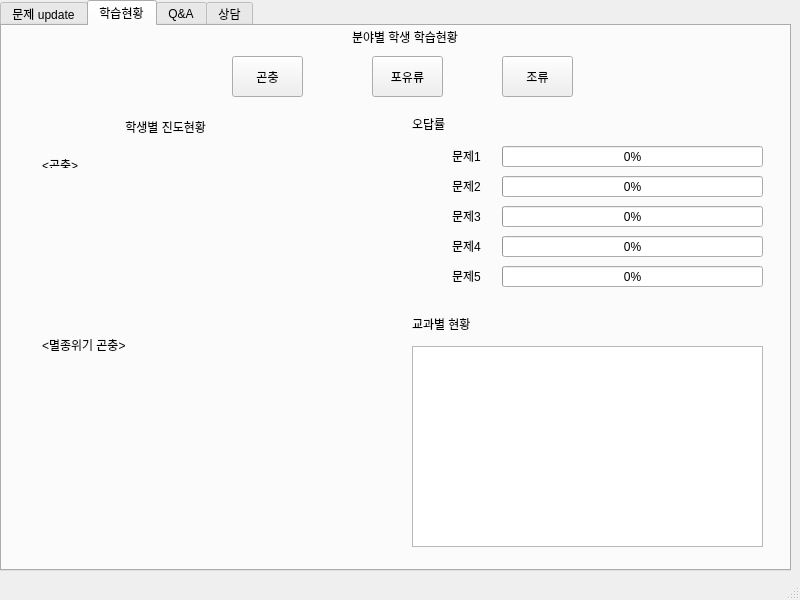
dustn011/EducationApplication, file teacher.ui: the form before one commit.
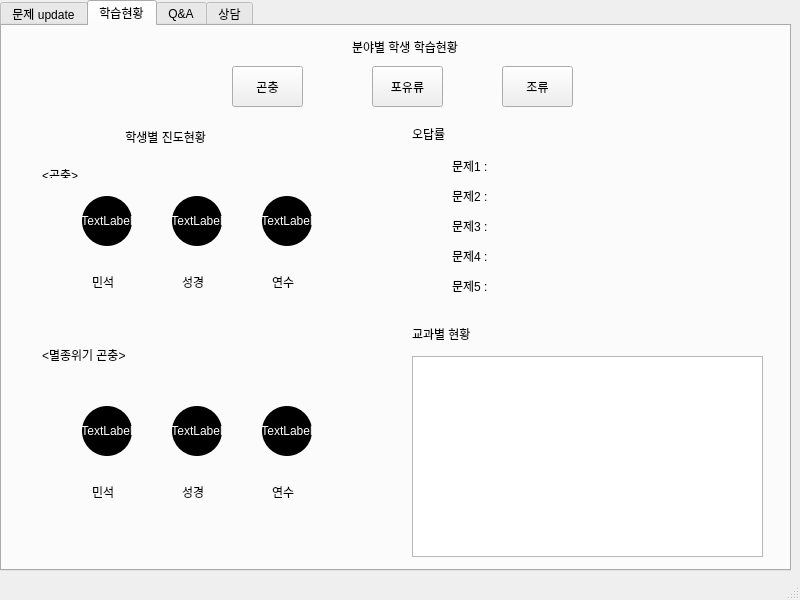
The form after the commit. The open tabs and pages were chosen to show the change.

Commit message: 선생추가

What changed in the file:
```diff
--- a/teacher.ui
+++ b/teacher.ui
@@ -250,7 +250,7 @@
         <property name="geometry">
          <rect>
           <x>230</x>
-          <y>30</y>
+          <y>40</y>
           <width>71</width>
           <height>41</height>
          </rect>
@@ -263,7 +263,7 @@
         <property name="geometry">
          <rect>
           <x>370</x>
-          <y>30</y>
+          <y>40</y>
           <width>71</width>
           <height>41</height>
          </rect>
@@ -276,7 +276,7 @@
         <property name="geometry">
          <rect>
           <x>500</x>
-          <y>30</y>
+          <y>40</y>
           <width>71</width>
           <height>41</height>
          </rect>
@@ -289,7 +289,7 @@
         <property name="geometry">
          <rect>
           <x>350</x>
-          <y>0</y>
+          <y>10</y>
           <width>231</width>
           <height>21</height>
          </rect>
@@ -302,7 +302,7 @@
         <property name="geometry">
          <rect>
           <x>10</x>
-          <y>70</y>
+          <y>80</y>
           <width>771</width>
           <height>491</height>
          </rect>
@@ -443,45 +443,6 @@
            <string>&lt;멸종위기 곤충&gt;</string>
           </property>
          </widget>
-         <widget class="QProgressBar" name="Q1">
-          <property name="geometry">
-           <rect>
-            <x>490</x>
-            <y>50</y>
-            <width>261</width>
-            <height>21</height>
-           </rect>
-          </property>
-          <property name="value">
-           <number>0</number>
-          </property>
-         </widget>
-         <widget class="QProgressBar" name="Q2">
-          <property name="geometry">
-           <rect>
-            <x>490</x>
-            <y>80</y>
-            <width>261</width>
-            <height>21</height>
-           </rect>
-          </property>
-          <property name="value">
-           <number>0</number>
-          </property>
-         </widget>
-         <widget class="QProgressBar" name="Q3">
-          <property name="geometry">
-           <rect>
-            <x>490</x>
-            <y>110</y>
-            <width>261</width>
-            <height>21</height>
-           </rect>
-          </property>
-          <property name="value">
-           <number>0</number>
-          </property>
-         </widget>
          <widget class="QLabel" name="label_28">
           <property name="geometry">
            <rect>
@@ -492,36 +453,7 @@
            </rect>
           </property>
           <property name="text">
-           <string>문제1</string>
-          </property>
-         </widget>
-         <widget class="QProgressBar" name="Q4">
-          <property name="geometry">
-           <rect>
-            <x>490</x>
-            <y>140</y>
-            <width>261</width>
-            <height>21</height>
-           </rect>
-          </property>
-          <property name="value">
-           <number>0</number>
-          </property>
-         </widget>
-         <widget class="QProgressBar" name="Q5">
-          <property name="geometry">
-           <rect>
-            <x>490</x>
-            <y>170</y>
-            <width>261</width>
-            <height>21</height>
-           </rect>
-          </property>
-          <property name="accessibleName">
-           <string/>
-          </property>
-          <property name="value">
-           <number>0</number>
+           <string>문제1 :</string>
           </property>
          </widget>
          <widget class="QLabel" name="label_29">
@@ -534,7 +466,7 @@
            </rect>
           </property>
           <property name="text">
-           <string>문제2</string>
+           <string>문제2 :</string>
           </property>
          </widget>
          <widget class="QLabel" name="label_30">
@@ -547,7 +479,7 @@
            </rect>
           </property>
           <property name="text">
-           <string>문제4</string>
+           <string>문제4 :</string>
           </property>
          </widget>
          <widget class="QLabel" name="label_31">
@@ -560,7 +492,7 @@
            </rect>
           </property>
           <property name="text">
-           <string>문제3</string>
+           <string>문제3 :</string>
           </property>
          </widget>
          <widget class="QLabel" name="label_32">
@@ -573,7 +505,288 @@
            </rect>
           </property>
           <property name="text">
-           <string>문제5</string>
+           <string>문제5 :</string>
+          </property>
+         </widget>
+         <widget class="QLabel" name="Q1">
+          <property name="geometry">
+           <rect>
+            <x>500</x>
+            <y>50</y>
+            <width>191</width>
+            <height>21</height>
+           </rect>
+          </property>
+          <property name="text">
+           <string/>
+          </property>
+         </widget>
+         <widget class="QLabel" name="Q2">
+          <property name="geometry">
+           <rect>
+            <x>500</x>
+            <y>80</y>
+            <width>191</width>
+            <height>21</height>
+           </rect>
+          </property>
+          <property name="text">
+           <string/>
+          </property>
+         </widget>
+         <widget class="QLabel" name="Q3">
+          <property name="geometry">
+           <rect>
+            <x>500</x>
+            <y>110</y>
+            <width>191</width>
+            <height>21</height>
+           </rect>
+          </property>
+          <property name="text">
+           <string/>
+          </property>
+         </widget>
+         <widget class="QLabel" name="Q4">
+          <property name="geometry">
+           <rect>
+            <x>500</x>
+            <y>140</y>
+            <width>191</width>
+            <height>21</height>
+           </rect>
+          </property>
+          <property name="text">
+           <string/>
+          </property>
+         </widget>
+         <widget class="QLabel" name="Q5">
+          <property name="geometry">
+           <rect>
+            <x>500</x>
+            <y>170</y>
+            <width>191</width>
+            <height>21</height>
+           </rect>
+          </property>
+          <property name="text">
+           <string/>
+          </property>
+         </widget>
+         <widget class="QLabel" name="insect_m">
+          <property name="geometry">
+           <rect>
+            <x>70</x>
+            <y>90</y>
+            <width>50</width>
+            <height>50</height>
+           </rect>
+          </property>
+          <property name="styleSheet">
+           <string notr="true">QLabel{
+    background-color: black;
+	color:white;
+    border-radius: 25px;
+}</string>
+          </property>
+          <property name="text">
+           <string>TextLabel</string>
+          </property>
+          <property name="alignment">
+           <set>Qt::AlignCenter</set>
+          </property>
+         </widget>
+         <widget class="QLabel" name="insect_s">
+          <property name="geometry">
+           <rect>
+            <x>160</x>
+            <y>90</y>
+            <width>50</width>
+            <height>50</height>
+           </rect>
+          </property>
+          <property name="styleSheet">
+           <string notr="true">QLabel{
+    background-color: black;
+	color:white;
+    border-radius: 25px;
+}</string>
+          </property>
+          <property name="text">
+           <string>TextLabel</string>
+          </property>
+          <property name="alignment">
+           <set>Qt::AlignCenter</set>
+          </property>
+         </widget>
+         <widget class="QLabel" name="insect_y">
+          <property name="geometry">
+           <rect>
+            <x>250</x>
+            <y>90</y>
+            <width>50</width>
+            <height>50</height>
+           </rect>
+          </property>
+          <property name="styleSheet">
+           <string notr="true">QLabel{
+    background-color: black;
+	color:white;
+    border-radius: 25px;
+}</string>
+          </property>
+          <property name="text">
+           <string>TextLabel</string>
+          </property>
+          <property name="alignment">
+           <set>Qt::AlignCenter</set>
+          </property>
+         </widget>
+         <widget class="QLabel" name="in_m">
+          <property name="geometry">
+           <rect>
+            <x>70</x>
+            <y>300</y>
+            <width>50</width>
+            <height>50</height>
+           </rect>
+          </property>
+          <property name="styleSheet">
+           <string notr="true">QLabel{
+    background-color: black;
+	color:white;
+    border-radius: 25px;
+}</string>
+          </property>
+          <property name="text">
+           <string>TextLabel</string>
+          </property>
+          <property name="alignment">
+           <set>Qt::AlignCenter</set>
+          </property>
+         </widget>
+         <widget class="QLabel" name="in_s">
+          <property name="geometry">
+           <rect>
+            <x>160</x>
+            <y>300</y>
+            <width>50</width>
+            <height>50</height>
+           </rect>
+          </property>
+          <property name="styleSheet">
+           <string notr="true">QLabel{
+    background-color: black;
+	color:white;
+    border-radius: 25px;
+}</string>
+          </property>
+          <property name="text">
+           <string>TextLabel</string>
+          </property>
+          <property name="alignment">
+           <set>Qt::AlignCenter</set>
+          </property>
+         </widget>
+         <widget class="QLabel" name="in_y">
+          <property name="geometry">
+           <rect>
+            <x>250</x>
+            <y>300</y>
+            <width>50</width>
+            <height>50</height>
+           </rect>
+          </property>
+          <property name="styleSheet">
+           <string notr="true">QLabel{
+    background-color: black;
+	color:white;
+    border-radius: 25px;
+}</string>
+          </property>
+          <property name="text">
+           <string>TextLabel</string>
+          </property>
+          <property name="alignment">
+           <set>Qt::AlignCenter</set>
+          </property>
+         </widget>
+         <widget class="QLabel" name="label_51">
+          <property name="geometry">
+           <rect>
+            <x>80</x>
+            <y>170</y>
+            <width>56</width>
+            <height>12</height>
+           </rect>
+          </property>
+          <property name="text">
+           <string>민석</string>
+          </property>
+         </widget>
+         <widget class="QLabel" name="label_52">
+          <property name="geometry">
+           <rect>
+            <x>170</x>
+            <y>170</y>
+            <width>56</width>
+            <height>12</height>
+           </rect>
+          </property>
+          <property name="text">
+           <string>성경</string>
+          </property>
+         </widget>
+         <widget class="QLabel" name="label_53">
+          <property name="geometry">
+           <rect>
+            <x>260</x>
+            <y>170</y>
+            <width>56</width>
+            <height>12</height>
+           </rect>
+          </property>
+          <property name="text">
+           <string>연수</string>
+          </property>
+         </widget>
+         <widget class="QLabel" name="label_54">
+          <property name="geometry">
+           <rect>
+            <x>80</x>
+            <y>380</y>
+            <width>56</width>
+            <height>12</height>
+           </rect>
+          </property>
+          <property name="text">
+           <string>민석</string>
+          </property>
+         </widget>
+         <widget class="QLabel" name="label_55">
+          <property name="geometry">
+           <rect>
+            <x>170</x>
+            <y>380</y>
+            <width>56</width>
+            <height>12</height>
+           </rect>
+          </property>
+          <property name="text">
+           <string>성경</string>
+          </property>
+         </widget>
+         <widget class="QLabel" name="label_56">
+          <property name="geometry">
+           <rect>
+            <x>260</x>
+            <y>380</y>
+            <width>56</width>
+            <height>12</height>
+           </rect>
+          </property>
+          <property name="text">
+           <string>연수</string>
           </property>
          </widget>
         </widget>
```
Left out of the diff: 598 changed lines with no effect on the pictures. The commit also changes 2 other files.
